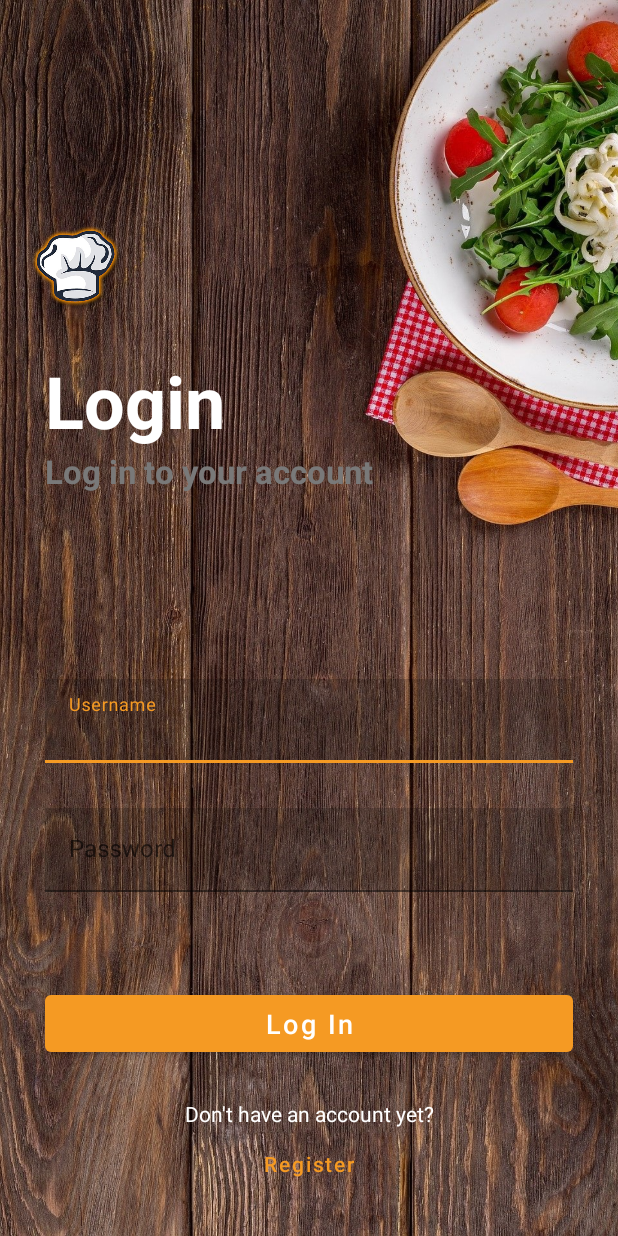
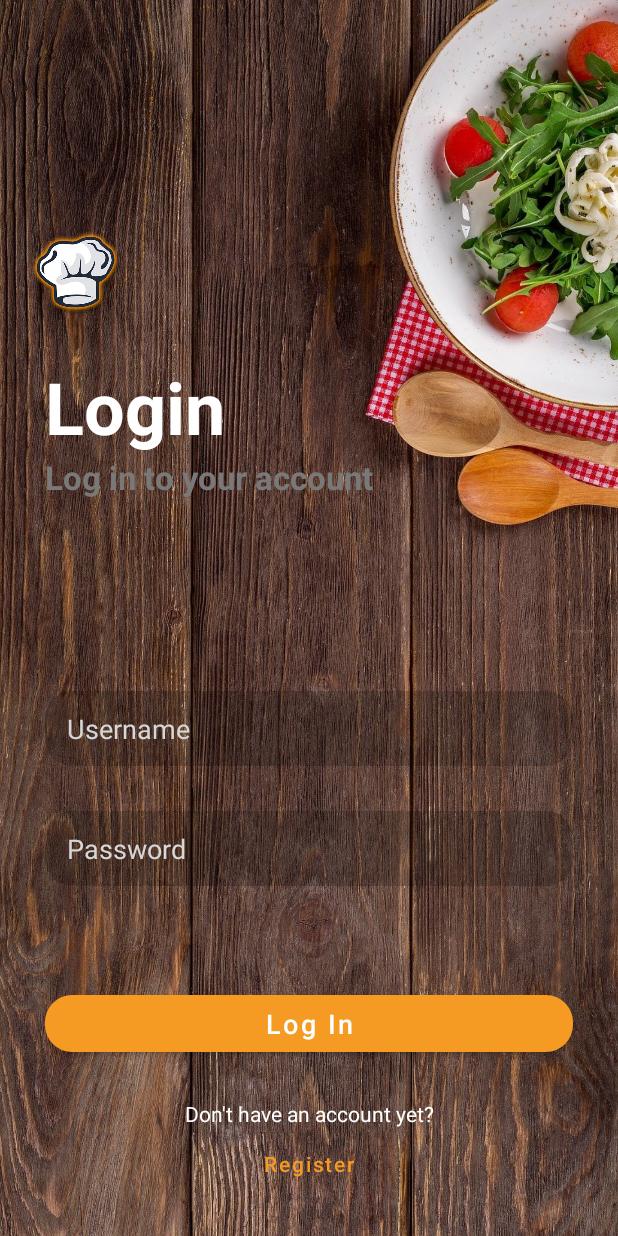
Before and after one commit to audreylrnt/cook-cook, an Android app: the screen it shows after launch (MainActivity), on a phone screen of 412 x 824 dp. Run offline under Robolectric (Android 15) with nearby library versions, the phone set to English and light mode, and no system bars.

Commit message:
update edit text

```diff
--- /dev/null
+++ b/app/src/main/res/drawable/rounded_edittext.xml
@@ -0,0 +1,6 @@
+<?xml version="1.0" encoding="utf-8"?>
+<shape xmlns:android="http://schemas.android.com/apk/res/android" android:shape="rectangle">
+    <corners android:radius="18dp"/>
+    <solid android:color="#000"/>
+    <padding android:left="15dp" android:right="15dp" android:top="2dp" android:bottom="2dp"/>
+</shape>
--- a/app/src/main/res/layout/activity_main.xml
+++ b/app/src/main/res/layout/activity_main.xml
@@ -35,6 +35,7 @@
         android:textColor="#fff"
         android:textAllCaps="false"
         android:textSize="18sp"
+        app:cornerRadius="18dp"
         app:layout_constraintBottom_toTopOf="@+id/tvBelowButon"
         app:layout_constraintEnd_toEndOf="parent"
         app:layout_constraintStart_toStartOf="parent" />
@@ -50,47 +51,33 @@
         app:layout_constraintEnd_toEndOf="parent"
         app:layout_constraintStart_toStartOf="parent" />
 
-    <com.google.android.material.textfield.TextInputLayout
-        android:id="@+id/textInputLayout5"
+    <EditText
+        android:id="@+id/etUsername"
         android:layout_width="match_parent"
-        android:layout_height="wrap_content"
+        android:layout_height="50dp"
         android:layout_marginStart="30dp"
         android:layout_marginEnd="30dp"
         android:layout_marginBottom="30dp"
-        app:layout_constraintBottom_toTopOf="@+id/textInputLayout4"
+        android:background="@drawable/rounded_edittext"
+        android:hint="@string/phUsername"
+        android:textColor="#fff"
+        app:layout_constraintBottom_toTopOf="@+id/etPassword"
         app:layout_constraintEnd_toEndOf="parent"
-        app:layout_constraintStart_toStartOf="parent">
+        app:layout_constraintStart_toStartOf="parent"/>
 
-        <com.google.android.material.textfield.TextInputEditText
-            android:id="@+id/etUsername"
-            android:layout_width="match_parent"
-            android:layout_height="wrap_content"
-            android:background="#000"
-            android:hint="@string/phUsername"
-            android:textColor="#fff"
-            android:textColorHint="@color/hintTextColor"/>
-    </com.google.android.material.textfield.TextInputLayout>
-
-    <com.google.android.material.textfield.TextInputLayout
-        android:id="@+id/textInputLayout4"
+    <EditText
+        android:id="@+id/etPassword"
         android:layout_width="match_parent"
-        android:layout_height="wrap_content"
+        android:layout_height="50dp"
         android:layout_marginStart="30dp"
         android:layout_marginEnd="30dp"
-        android:layout_marginBottom="34dp"
+        android:layout_marginBottom="38dp"
+        android:background="@drawable/rounded_edittext"
+        android:hint="@string/phPassword"
+        android:textColor="#fff"
         app:layout_constraintBottom_toTopOf="@+id/tvErrorMsg"
         app:layout_constraintEnd_toEndOf="parent"
-        app:layout_constraintStart_toStartOf="parent">
-
-        <com.google.android.material.textfield.TextInputEditText
-            android:id="@+id/etPassword"
-            android:layout_width="match_parent"
-            android:layout_height="wrap_content"
-            android:background="#000"
-            android:hint="@string/phPassword"
-            android:textColor="#fff"
-            android:textColorHint="@color/hintTextColor"/>
-    </com.google.android.material.textfield.TextInputLayout>
+        app:layout_constraintStart_toStartOf="parent" />
 
     <TextView
         android:id="@+id/tvErrorMsg"
@@ -113,7 +100,7 @@
         app:layout_constraintEnd_toEndOf="parent"
         app:layout_constraintStart_toStartOf="parent"
         app:layout_constraintTop_toTopOf="parent"
-        app:layout_constraintBottom_toTopOf="@+id/textInputLayout5">
+        app:layout_constraintBottom_toTopOf="@+id/etUsername">
 
         <ImageView
             android:id="@+id/imgLogo"
```
